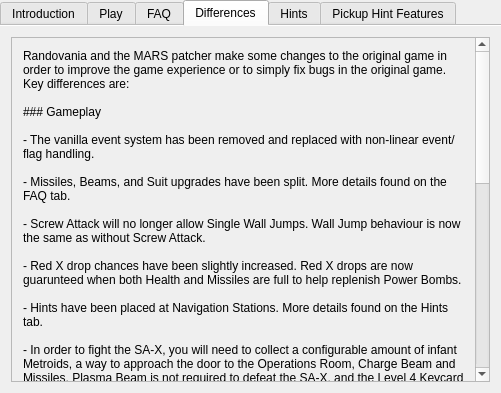
Before: the Qt Designer form randovania/games/fusion/gui/ui_files/games_tab_fusion_widget.ui in randovania/randovania, drawn with Qt 5.
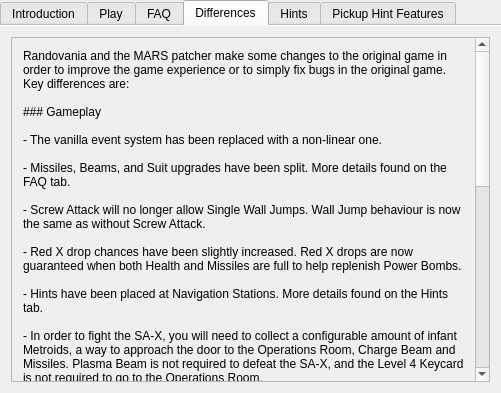
After: the same form once the commit is applied. The open tabs and pages were chosen to show the change. Custom widgets are drawn as their Qt base class.

Commit message: fusion differences wording

What changed in the file:
```diff
--- a/randovania/games/fusion/gui/ui_files/games_tab_fusion_widget.ui
+++ b/randovania/games/fusion/gui/ui_files/games_tab_fusion_widget.ui
@@ -147,13 +147,13 @@
 
 ### Gameplay
 
-- The vanilla event system has been removed and replaced with non-linear event/flag handling.
+- The vanilla event system has been replaced with a non-linear one.
 
 - Missiles, Beams, and Suit upgrades have been split. More details found on the FAQ tab.
 
 - Screw Attack will no longer allow Single Wall Jumps. Wall Jump behaviour is now the same as without Screw Attack. 
 
-- Red X drop chances have been slightly increased. Red X drops are now guarunteed when both Health and Missiles are full to help replenish Power Bombs.
+- Red X drop chances have been slightly increased. Red X drops are now guaranteed when both Health and Missiles are full to help replenish Power Bombs.
 
 - Hints have been placed at Navigation Stations. More details found on the Hints tab.
 
```
